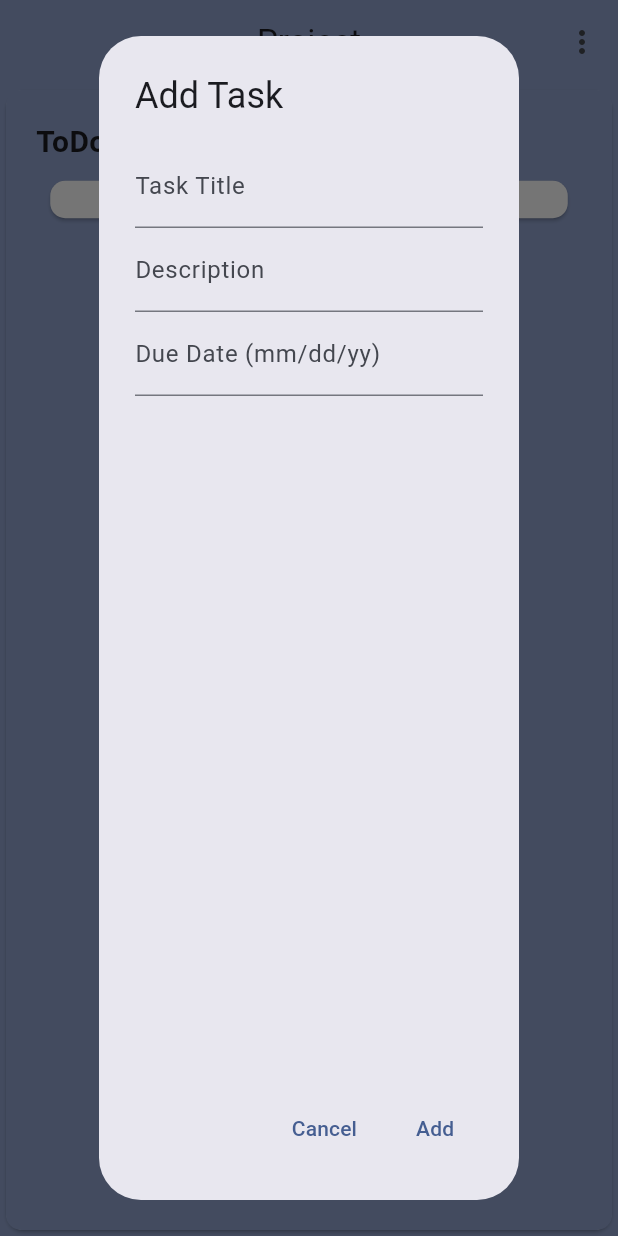
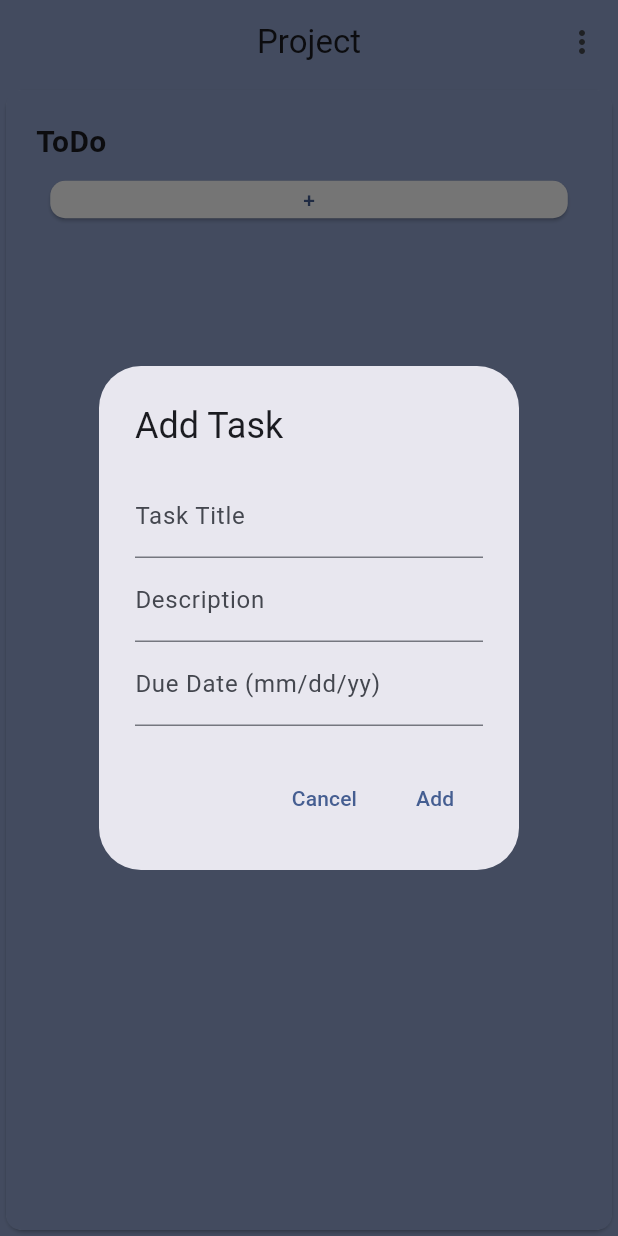
Before and after one commit to Brandon-T-Yates/Flow_Muse, a Flutter app: the KanbanBoard screen opened directly, after a tap on an icon or button, on a phone screen of 412 x 824 dp. Run offline on Flutter 3.47's test engine with Material 3 defaults, Android fonts, the phone set to English and light mode, and no system bars; our stand-ins replace cloud_firestore, firebase_auth, firebase_core; accounts and stored records are empty.

Commit message:
Changed the add task box to stay small

```diff
--- a/lib/main.dart
+++ b/lib/main.dart
@@ -376,7 +376,8 @@ class KanbanColumn extends StatelessWidget {
       builder: (BuildContext context) {
         return AlertDialog(
           title: Text('Add Task'),
-          content: Column(
+          content: SingleChildScrollView(
+          child: Column(
             children: [
               TextField(
                 controller: titleController,
@@ -392,6 +393,7 @@ class KanbanColumn extends StatelessWidget {
               ),
             ],
           ),
+        ),
           actions: [
             TextButton(
               onPressed: () {
```
